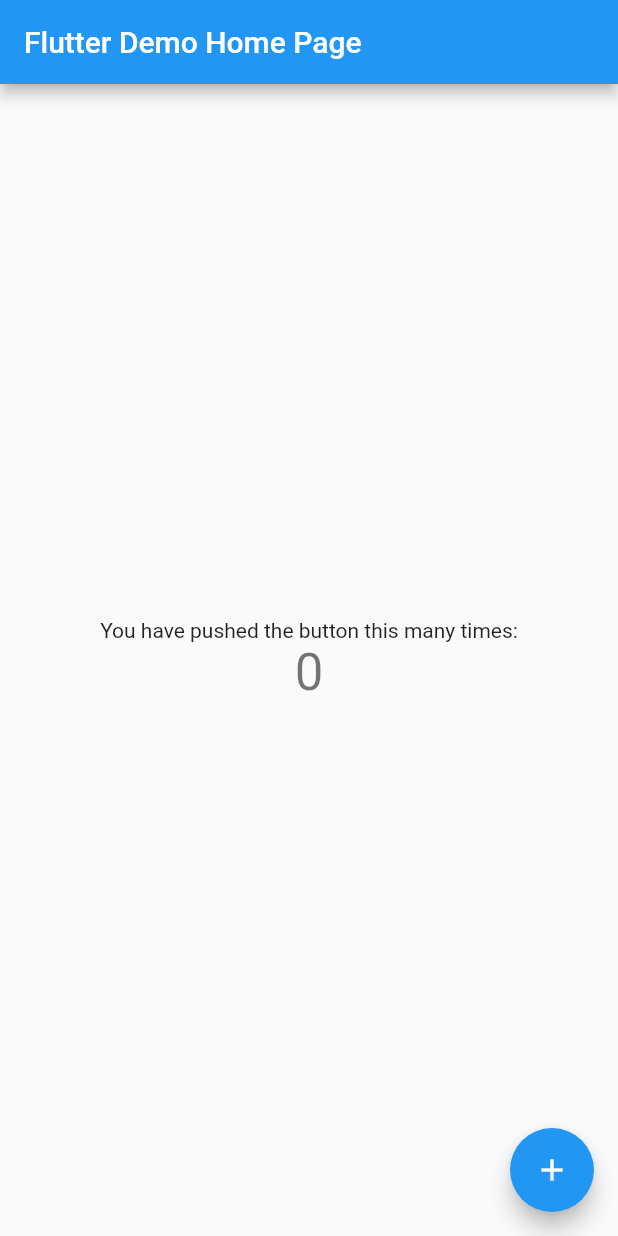
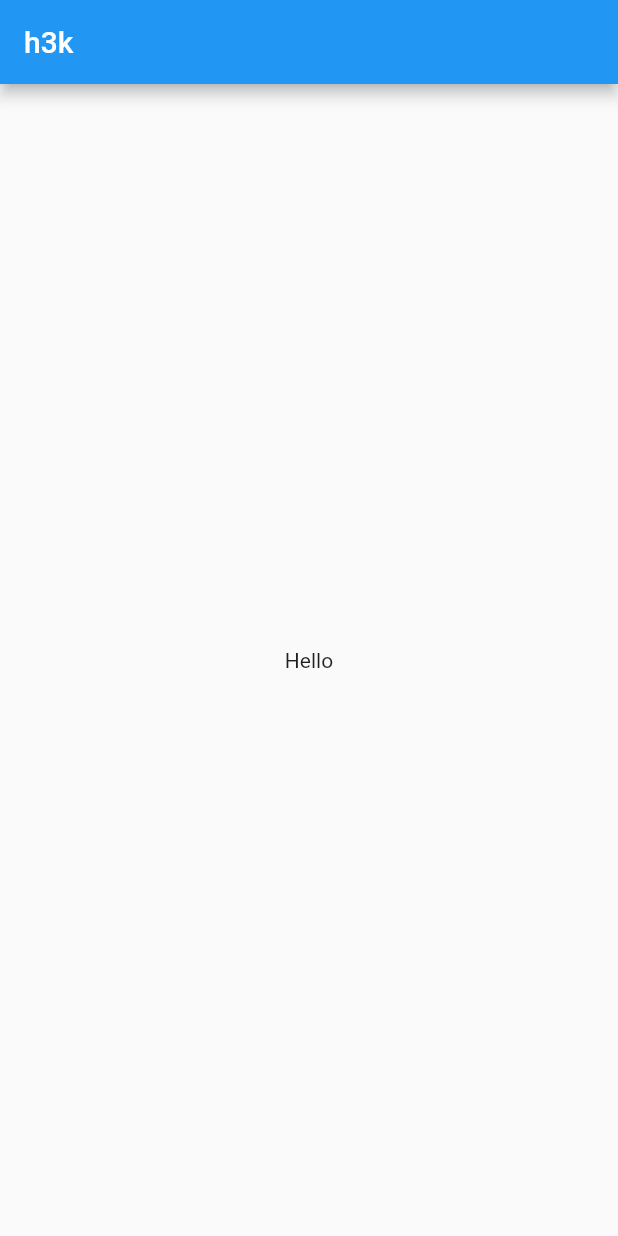
Before and after one commit to h3k-family/h3k-client, a Flutter app: the screen it shows after launch, on a phone screen of 412 x 824 dp. Run offline on Flutter 3.47's test engine with Material 2 defaults, Android fonts, the light colour scheme and no system bars.

Commit message:
Cleaned up ui

```diff
--- a/lib/main.dart
+++ b/lib/main.dart
@@ -9,35 +9,17 @@
   @override
   Widget build(BuildContext context) {
     return MaterialApp(
-      title: 'Flutter Demo',
+      title: 'H3k Client',
       theme: ThemeData(
-        // This is the theme of your application.
-        //
-        // Try running your application with "flutter run". You'll see the
-        // application has a blue toolbar. Then, without quitting the app, try
-        // changing the primarySwatch below to Colors.green and then invoke
-        // "hot reload" (press "r" in the console where you ran "flutter run",
-        // or simply save your changes to "hot reload" in a Flutter IDE).
-        // Notice that the counter didn't reset back to zero; the application
-        // is not restarted.
         primarySwatch: Colors.blue,
       ),
-      home: MyHomePage(title: 'Flutter Demo Home Page'),
+      home: MyHomePage(title: 'h3k'),
     );
   }
 }
 
 class MyHomePage extends StatefulWidget {
   MyHomePage({Key? key, required this.title}) : super(key: key);
-
-  // This widget is the home page of your application. It is stateful, meaning
-  // that it has a State object (defined below) that contains fields that affect
-  // how it looks.
-
-  // This class is the configuration for the state. It holds the values (in this
-  // case the title) provided by the parent (in this case the App widget) and
-  // used by the build method of the State. Fields in a Widget subclass are
-  // always marked "final".
 
   final String title;
 
@@ -46,68 +28,15 @@
 }
 
 class _MyHomePageState extends State<MyHomePage> {
-  int _counter = 0;
-
-  void _incrementCounter() {
-    setState(() {
-      // This call to setState tells the Flutter framework that something has
-      // changed in this State, which causes it to rerun the build method below
-      // so that the display can reflect the updated values. If we changed
-      // _counter without calling setState(), then the build method would not be
-      // called again, and so nothing would appear to happen.
-      _counter++;
-    });
-  }
-
   @override
   Widget build(BuildContext context) {
-    // This method is rerun every time setState is called, for instance as done
-    // by the _incrementCounter method above.
-    //
-    // The Flutter framework has been optimized to make rerunning build methods
-    // fast, so that you can just rebuild anything that needs updating rather
-    // than having to individually change instances of widgets.
     return Scaffold(
       appBar: AppBar(
-        // Here we take the value from the MyHomePage object that was created by
-        // the App.build method, and use it to set our appbar title.
         title: Text(widget.title),
       ),
       body: Center(
-        // Center is a layout widget. It takes a single child and positions it
-        // in the middle of the parent.
-        child: Column(
-          // Column is also a layout widget. It takes a list of children and
-          // arranges them vertically. By default, it sizes itself to fit its
-          // children horizontally, and tries to be as tall as its parent.
-          //
-          // Invoke "debug painting" (press "p" in the console, choose the
-          // "Toggle Debug Paint" action from the Flutter Inspector in Android
-          // Studio, or the "Toggle Debug Paint" command in Visual Studio Code)
-          // to see the wireframe for each widget.
-          //
-          // Column has various properties to control how it sizes itself and
-          // how it positions its children. Here we use mainAxisAlignment to
-          // center the children vertically; the main axis here is the vertical
-          // axis because Columns are vertical (the cross axis would be
-          // horizontal).
-          mainAxisAlignment: MainAxisAlignment.center,
-          children: <Widget>[
-            Text(
-              'You have pushed the button this many times:',
-            ),
-            Text(
-              '$_counter',
-              style: Theme.of(context).textTheme.headline4,
-            ),
-          ],
-        ),
+        child: Text("Hello"),
       ),
-      floatingActionButton: FloatingActionButton(
-        onPressed: _incrementCounter,
-        tooltip: 'Increment',
-        child: Icon(Icons.add),
-      ), // This trailing comma makes auto-formatting nicer for build methods.
     );
   }
 }
```
